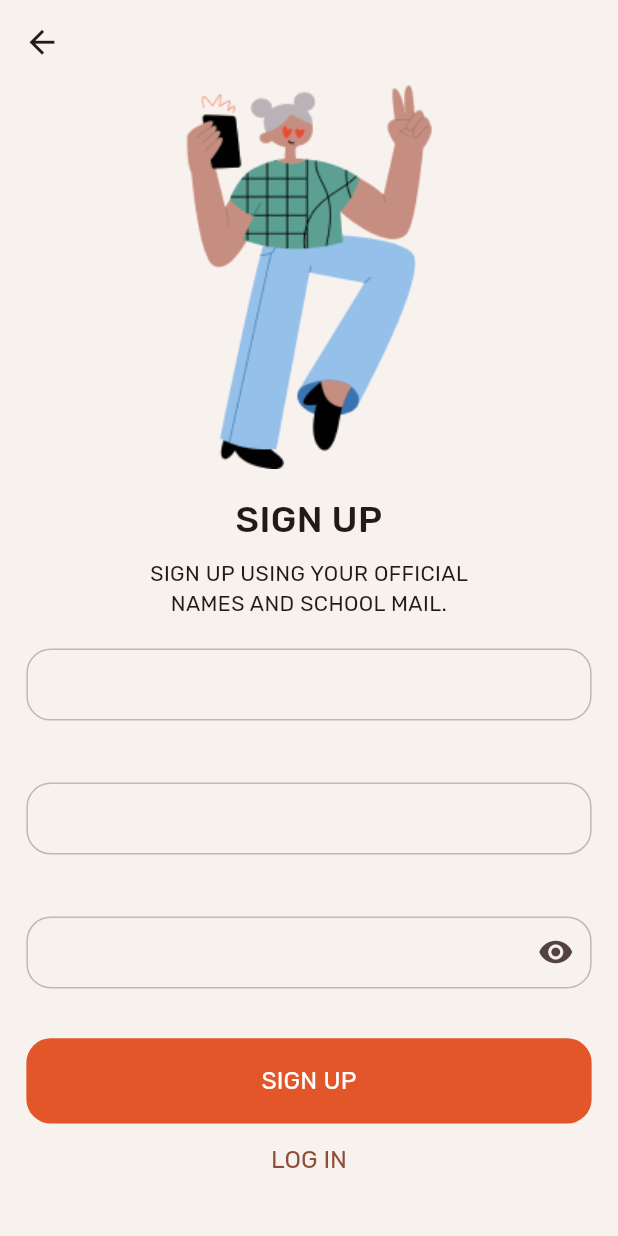
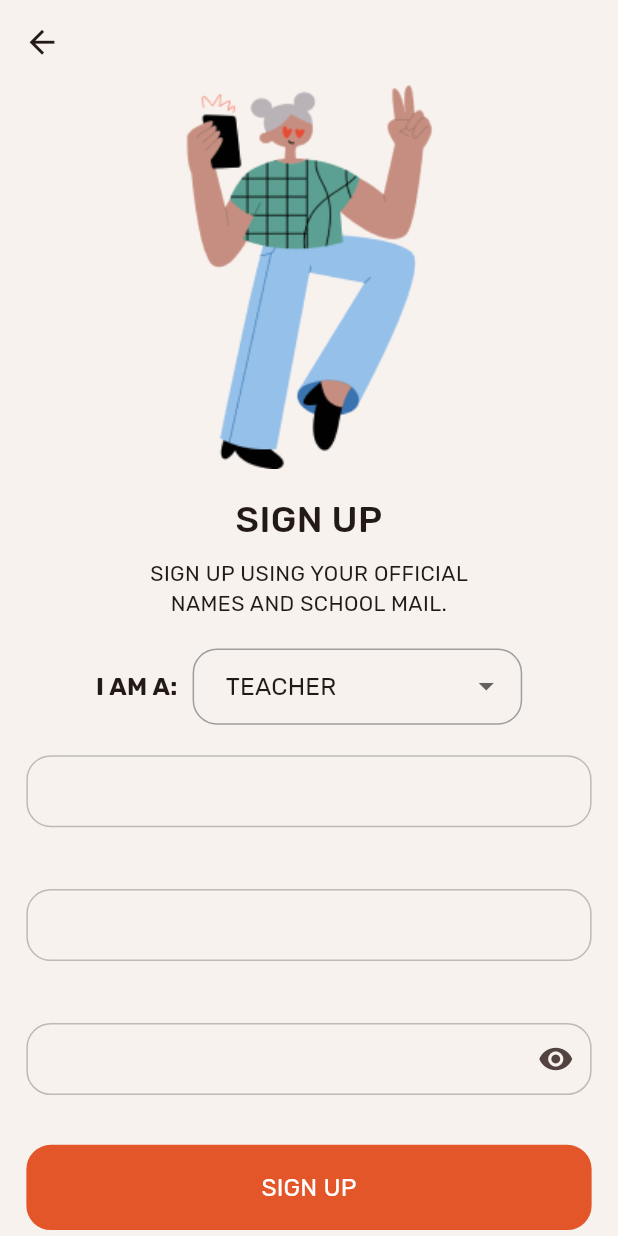
Before and after one commit to code-digga/Mesa-App, a Flutter app: the SignUpPage screen opened directly, on a phone screen of 412 x 824 dp. Run offline on Flutter 3.47's test engine with Material 3 defaults, Android fonts, the phone set to English and light mode, and no system bars; drawn by our look-alikes of flutter_platform_widgets; our stand-ins replace flutter_screenutil, google_fonts.

Commit message:
feat: sign up page UI done

```diff
--- a/lib/screens/sign_up/sign_up.dart
+++ b/lib/screens/sign_up/sign_up.dart
@@ -1,4 +1,4 @@
-import 'package:flutter/cupertino.dart';
+import 'package:flutter/material.dart';
 import 'package:flutter_platform_widgets/flutter_platform_widgets.dart';
 import 'package:flutter_screenutil/flutter_screenutil.dart';
 
@@ -22,6 +22,7 @@ class _SignUpPageState extends State<SignUpPage> {
   var showPassword = false;
 
   var userType = 'Teacher';
+  var userTypes = ['Teacher', 'Student'];
 
   @override
   void dispose() {
@@ -77,6 +78,51 @@ class _SignUpPageState extends State<SignUpPage> {
                   key: formKey,
                   child: Column(
                     children: [
+                      Row(
+                        mainAxisAlignment: MainAxisAlignment.center,
+                        children: [
+                          const CustomText(
+                            text: 'I am a:',
+                            size: 16,
+                            weight: FontWeight.bold,
+                          ),
+                          const SizedBox(
+                            width: 10,
+                          ),
+                          Container(
+                            padding: EdgeInsets.symmetric(
+                                horizontal: 10.w, vertical: 0.h),
+                            width: 200.w,
+                            height: 50.h,
+                            decoration: BoxDecoration(
+                                borderRadius: BorderRadius.circular(16).r,
+                                border: Border.all(color: Colors.grey)),
+                            child: DropdownButtonHideUnderline(
+                                child: DropdownButtonFormField<String>(
+                                    isExpanded: true,
+                                    value: userType,
+                                    decoration: const InputDecoration(
+                                        enabledBorder: InputBorder.none,
+                                        errorBorder: InputBorder.none,
+                                        focusedBorder: InputBorder.none,
+                                        focusedErrorBorder: InputBorder.none,
+                                        border: InputBorder.none),
+                                    validator: (value) => authValidator(value),
+                                    items: userTypes
+                                        .map((type) => DropdownMenuItem<String>(
+                                            value: type,
+                                            child: CustomText(text: type)))
+                                        .toList(),
+                                    onChanged: (newType) {
+                                      userType = newType ?? 'Teacher';
+                                      setState(() {});
+                                    })),
+                          )
+                        ],
+                      ),
+                      SizedBox(
+                        height: 20.h,
+                      ),
                       CustomInputField(
                           hintText: 'Full name',
                           fieldWidth: 343,
```
